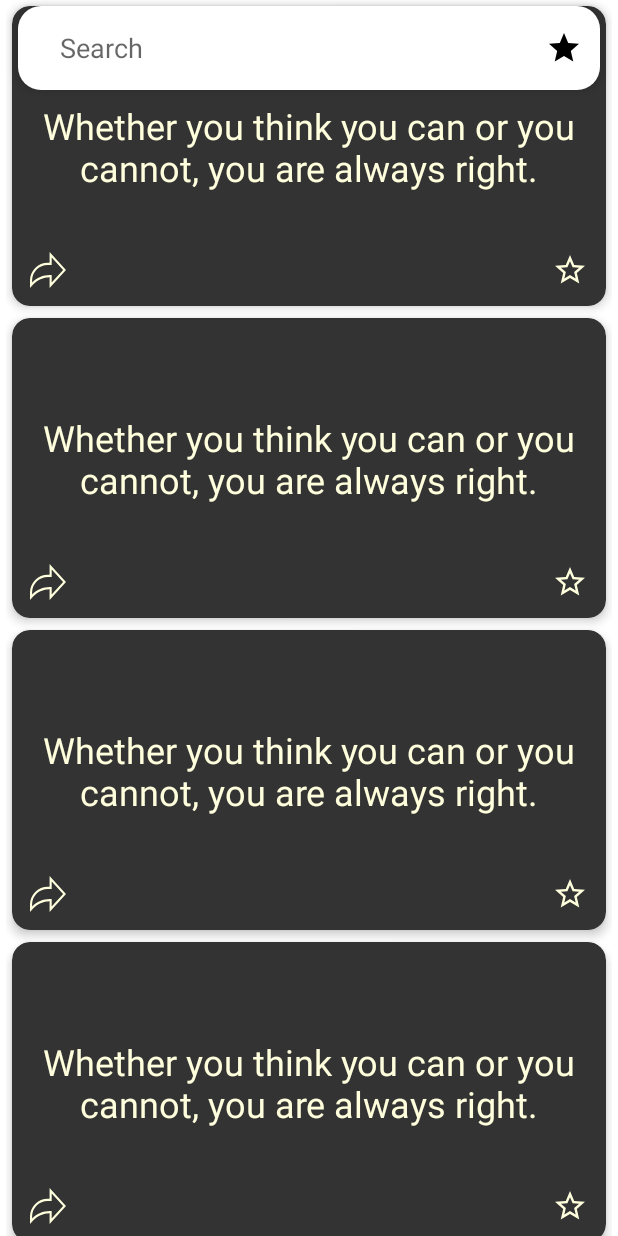
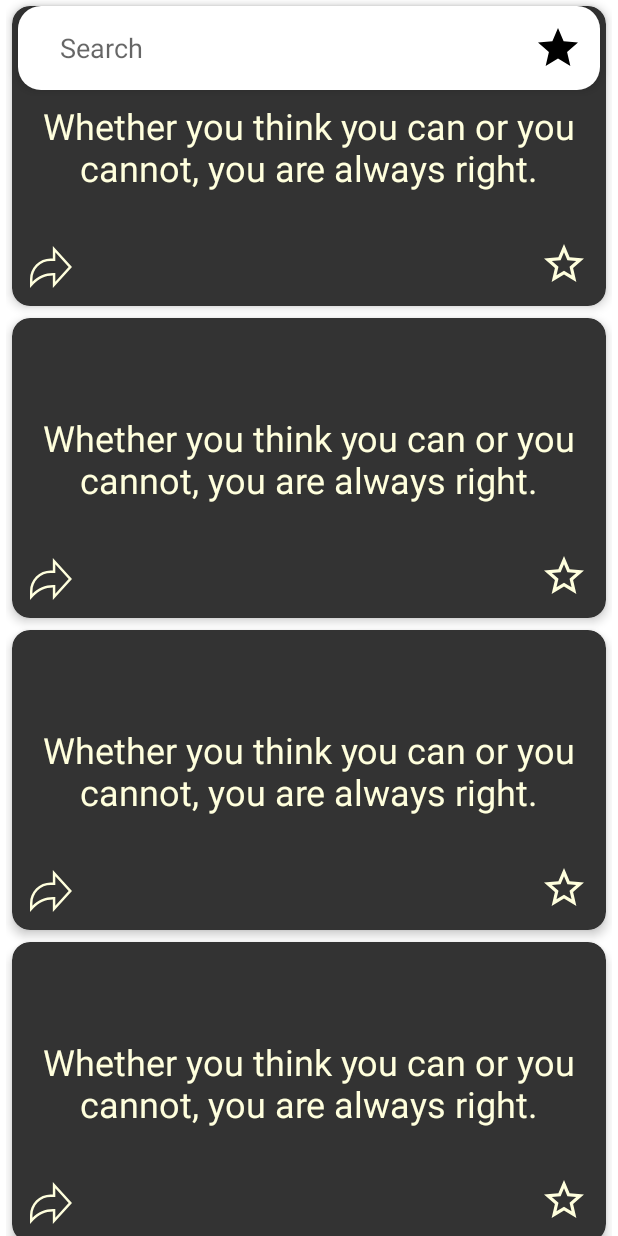
Before and after one commit to hunnihundert/QuoteSaver, an Android app: the layout fragment_feed.xml on its own in the app's theme, with its tools: preview values and no code run, on a phone screen of 412 x 824 dp. Run offline under Robolectric (Android 15) with nearby library versions, the phone set to English and light mode, and no system bars; network calls fail.

Commit message:
Increase icon sizes

```diff
--- a/app/src/main/res/drawable-night/ic_favorite.xml
+++ b/app/src/main/res/drawable-night/ic_favorite.xml
@@ -1,6 +1,6 @@
 <vector xmlns:android="http://schemas.android.com/apk/res/android"
-    android:width="24dp"
-    android:height="24dp"
+    android:width="32dp"
+    android:height="32dp"
     android:viewportWidth="24"
     android:viewportHeight="24">
     <path
--- a/app/src/main/res/drawable-v24/ic_favorite_border.xml
+++ b/app/src/main/res/drawable-v24/ic_favorite_border.xml
@@ -1,6 +1,6 @@
 <vector xmlns:android="http://schemas.android.com/apk/res/android"
-    android:width="24dp"
-    android:height="24dp"
+    android:width="32dp"
+    android:height="32dp"
     android:viewportWidth="24"
     android:viewportHeight="24">
   <path
--- a/app/src/main/res/drawable-v24/ic_share.xml
+++ b/app/src/main/res/drawable-v24/ic_share.xml
@@ -1,6 +1,6 @@
 <vector xmlns:android="http://schemas.android.com/apk/res/android"
-    android:width="24dp"
-    android:height="24dp"
+    android:width="28dp"
+    android:height="28dp"
     android:viewportWidth="512"
     android:viewportHeight="512.00006">
   <path
--- a/app/src/main/res/drawable/ic_favorite.xml
+++ b/app/src/main/res/drawable/ic_favorite.xml
@@ -1,6 +1,6 @@
 <vector xmlns:android="http://schemas.android.com/apk/res/android"
-    android:width="24dp"
-    android:height="24dp"
+    android:width="32dp"
+    android:height="32dp"
     android:viewportWidth="24"
     android:viewportHeight="24">
     <path
```
